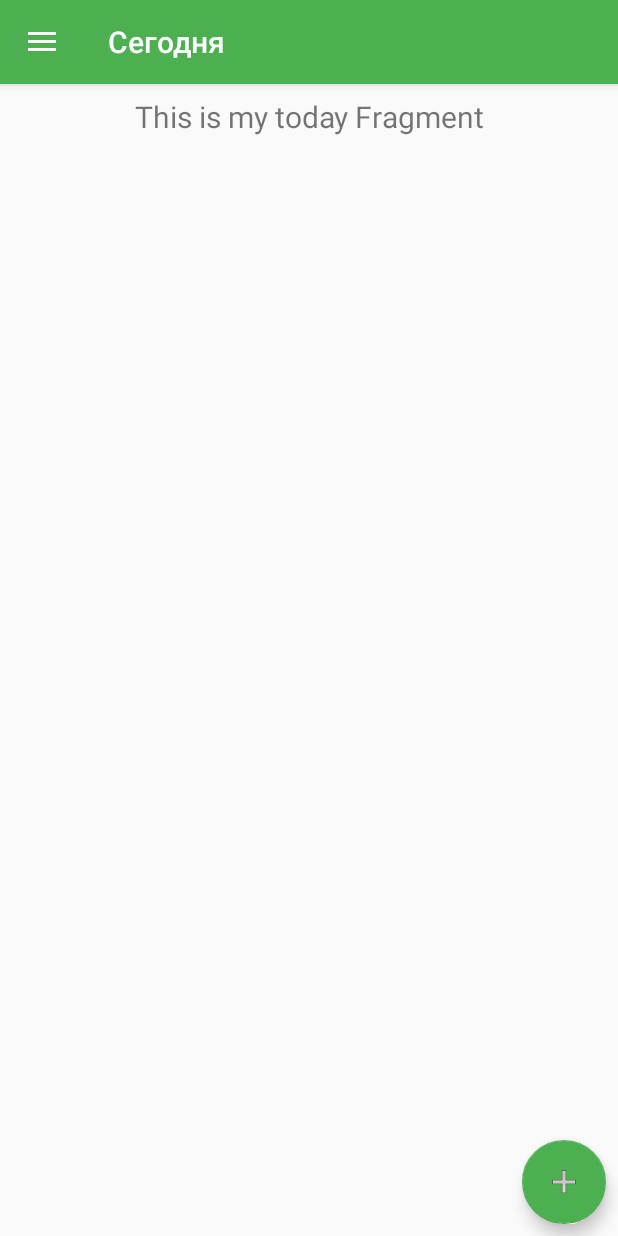
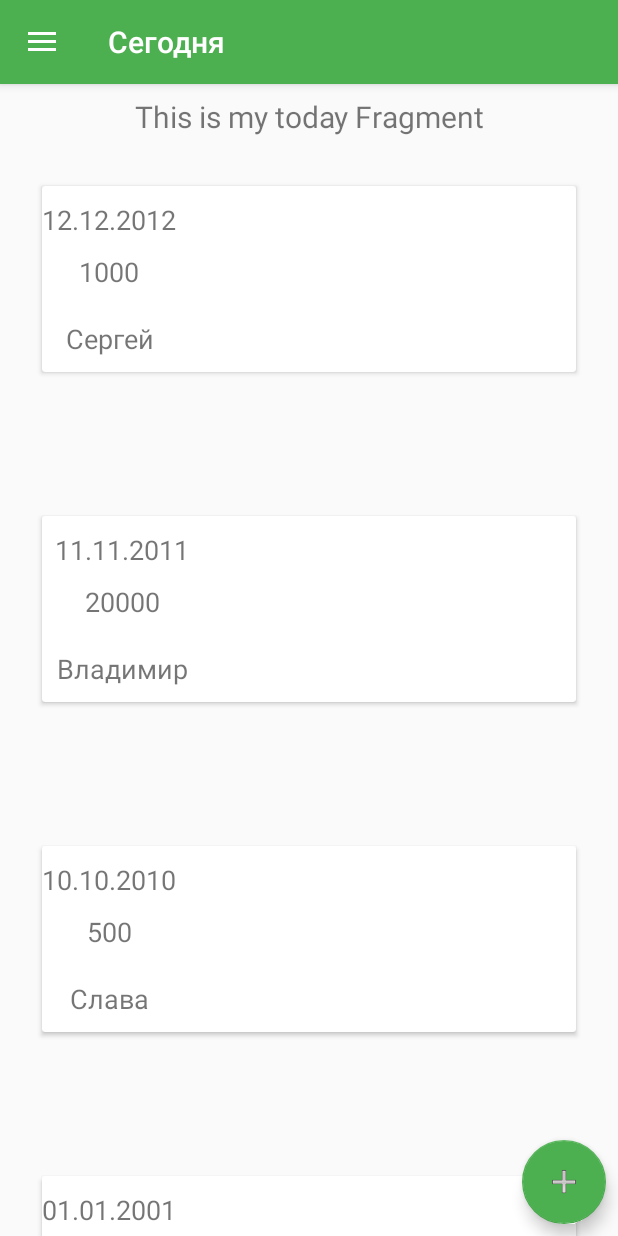
Before and after one commit to somnoynadno/WhereIsMyMoney, an Android app: the screen it shows after launch (MainActivity), on a phone screen of 412 x 824 dp. Run offline under Robolectric (Android 15) with nearby library versions, the phone set to English and light mode, and no system bars; our stand-ins replace Room's generated code, navigation-ui.

Commit message:
Recycler added, fragments fixed

```diff
--- a/app/src/main/java/com/example/whereismymoney/MainActivity.kt
+++ b/app/src/main/java/com/example/whereismymoney/MainActivity.kt
@@ -17,9 +17,9 @@ import com.example.whereismymoney.models.AppDatabase
 import kotlinx.android.synthetic.main.app_bar_main.*
 import android.app.Activity
 import android.widget.Toast
-import com.example.whereismymoney.helpers.APIInterface
-import com.example.whereismymoney.helpers.APIResponse
-import com.example.whereismymoney.helpers.NetworkClient
+import androidx.recyclerview.widget.LinearLayoutManager
+import androidx.recyclerview.widget.RecyclerView
+import com.example.whereismymoney.helpers.*
 import retrofit2.Call
 import retrofit2.Callback
 import retrofit2.Response
@@ -28,6 +28,7 @@ import retrofit2.Response
 class MainActivity : AppCompatActivity() {
 
     private lateinit var appBarConfiguration: AppBarConfiguration
+    private lateinit var linearLayoutManager: LinearLayoutManager
 
     override fun onCreate(savedInstanceState: Bundle?) {
         super.onCreate(savedInstanceState)
@@ -62,6 +63,24 @@ class MainActivity : AppCompatActivity() {
 
         getRates()
 
+//        val items = listOf(
+//            RecyclerItem("Сергей", "12.12.2012", "1000"),
+//            RecyclerItem("Владимир", "11.11.2011", "20000"),
+//            RecyclerItem("Слава", "10.10.2010", "500"),
+//            RecyclerItem("Игорь", "01.01.2001", "4000")
+//        )
+//
+//        val myAdapter = RecyclerViewAdapter(items, object : RecyclerViewAdapter.Callback {
+//            override fun onItemClicked(item: RecyclerItem) {
+//                //TODO handle click
+//            }
+//        })
+//
+//        val debtsRecyclerView = findViewById<RecyclerView>(R.id.debtsRecyclerView)
+//        debtsRecyclerView.adapter = myAdapter
+//
+//        linearLayoutManager = LinearLayoutManager(this)
+//        debtsRecyclerView.setLayoutManager(linearLayoutManager)
     }
 
     private fun getRates() {
--- /dev/null
+++ b/app/src/main/java/com/example/whereismymoney/helpers/RecyclerItem.kt
@@ -0,0 +1,7 @@
+package com.example.whereismymoney.helpers
+
+data class RecyclerItem(
+    val debtor: String,
+    val date: String,
+    val amount: String
+)
--- /dev/null
+++ b/app/src/main/java/com/example/whereismymoney/helpers/RecyclerViewAdapter.kt
@@ -0,0 +1,42 @@
+package com.example.whereismymoney.helpers
+
+import android.view.LayoutInflater
+import android.view.View
+import android.view.ViewGroup
+import android.widget.TextView
+import androidx.recyclerview.widget.RecyclerView
+import com.example.whereismymoney.R
+
+class RecyclerViewAdapter(var items: List<RecyclerItem>, val callback: Callback) : RecyclerView.Adapter<RecyclerViewAdapter.MainHolder>() {
+
+    override fun onCreateViewHolder(parent: ViewGroup, viewType: Int)
+            = MainHolder(LayoutInflater.from(parent.context).inflate(R.layout.recycler_item, parent, false))
+
+    override fun getItemCount() = items.size
+
+    override fun onBindViewHolder(holder: MainHolder, position: Int) {
+        holder.bind(items[position])
+    }
+
+    inner class MainHolder(itemView: View) : RecyclerView.ViewHolder(itemView) {
+
+        private val debtorInfoText = itemView.findViewById<TextView>(R.id.debtorInfoText)
+        private val dateInfoText = itemView.findViewById<TextView>(R.id.dateInfoText)
+        private val amountInfoText = itemView.findViewById<TextView>(R.id.amountInfoText)
+
+        fun bind(item: RecyclerItem) {
+            amountInfoText.text = item.amount
+            dateInfoText.text = item.date
+            debtorInfoText.text = item.debtor
+            itemView.setOnClickListener {
+                if (adapterPosition != RecyclerView.NO_POSITION)
+                    callback.onItemClicked(items[adapterPosition])
+            }
+        }
+    }
+
+    interface Callback {
+        fun onItemClicked(item: RecyclerItem)
+    }
+
+}
--- a/app/src/main/java/com/example/whereismymoney/ui/my_debts/MyDebtsFragment.kt
+++ b/app/src/main/java/com/example/whereismymoney/ui/my_debts/MyDebtsFragment.kt
@@ -21,8 +21,8 @@ class MyDebtsFragment : Fragment() {
     ): View? {
         myDebtsViewModel =
             ViewModelProviders.of(this).get(MyDebtsViewModel::class.java)
-        val root = inflater.inflate(R.layout.fragment_my_debtors, container, false)
-        val textView: TextView = root.findViewById(R.id.text_my_debtors)
+        val root = inflater.inflate(R.layout.fragment_my_debts, container, false)
+        val textView: TextView = root.findViewById(R.id.text_my_debts)
         myDebtsViewModel.text.observe(this, Observer {
             textView.text = it
         })
--- a/app/src/main/java/com/example/whereismymoney/ui/today/TodayFragment.kt
+++ b/app/src/main/java/com/example/whereismymoney/ui/today/TodayFragment.kt
@@ -8,21 +8,44 @@ import android.widget.TextView
 import androidx.fragment.app.Fragment
 import androidx.lifecycle.Observer
 import androidx.lifecycle.ViewModelProviders
+import androidx.recyclerview.widget.LinearLayoutManager
+import androidx.recyclerview.widget.RecyclerView
 import com.example.whereismymoney.R
+import com.example.whereismymoney.helpers.RecyclerItem
+import com.example.whereismymoney.helpers.RecyclerViewAdapter
 
 class TodayFragment : Fragment() {
 
     private lateinit var todayViewModel: TodayViewModel
+    private lateinit var linearLayoutManager: LinearLayoutManager
 
     override fun onCreateView(
         inflater: LayoutInflater,
         container: ViewGroup?,
         savedInstanceState: Bundle?
     ): View? {
-        todayViewModel =
-            ViewModelProviders.of(this).get(TodayViewModel::class.java)
-        val root = inflater.inflate(R.layout.fragment_my_debtors, container, false)
-        val textView: TextView = root.findViewById(R.id.text_my_debtors)
+        todayViewModel = ViewModelProviders.of(this).get(TodayViewModel::class.java)
+        val root = inflater.inflate(R.layout.fragment_today, container, false)
+        val textView: TextView = root.findViewById(R.id.text_today)
+        val recycler: RecyclerView = root.findViewById(R.id.debtsRecyclerView)
+
+        val items = listOf(
+            RecyclerItem("Сергей", "12.12.2012", "1000"),
+            RecyclerItem("Владимир", "11.11.2011", "20000"),
+            RecyclerItem("Слава", "10.10.2010", "500"),
+            RecyclerItem("Игорь", "01.01.2001", "4000")
+        )
+
+        val myAdapter = RecyclerViewAdapter(items, object : RecyclerViewAdapter.Callback {
+            override fun onItemClicked(item: RecyclerItem) {
+                //TODO handle click
+            }
+        })
+
+        recycler.adapter = myAdapter
+
+        linearLayoutManager = LinearLayoutManager(root.context)
+        recycler.setLayoutManager(linearLayoutManager)
         todayViewModel.text.observe(this, Observer {
             textView.text = it
         })
--- a/app/src/main/res/layout/app_bar_main.xml
+++ b/app/src/main/res/layout/app_bar_main.xml
@@ -4,6 +4,7 @@
     xmlns:tools="http://schemas.android.com/tools"
     android:layout_width="match_parent"
     android:layout_height="match_parent"
+    app:layout_scrollFlags="scroll|enterAlways"
     tools:context=".MainActivity">
 
     <com.google.android.material.appbar.AppBarLayout
--- a/app/src/main/res/layout/fragment_my_debtors.xml
+++ b/app/src/main/res/layout/fragment_my_debtors.xml
@@ -1,5 +1,6 @@
 <?xml version="1.0" encoding="utf-8"?>
-<androidx.constraintlayout.widget.ConstraintLayout xmlns:android="http://schemas.android.com/apk/res/android"
+<androidx.constraintlayout.widget.ConstraintLayout
+    xmlns:android="http://schemas.android.com/apk/res/android"
     xmlns:app="http://schemas.android.com/apk/res-auto"
     android:layout_width="match_parent"
     android:layout_height="match_parent">
@@ -16,4 +17,5 @@
         app:layout_constraintEnd_toEndOf="parent"
         app:layout_constraintStart_toStartOf="parent"
         app:layout_constraintTop_toTopOf="parent" />
+
 </androidx.constraintlayout.widget.ConstraintLayout>
--- a/app/src/main/res/layout/fragment_my_debts.xml
+++ b/app/src/main/res/layout/fragment_my_debts.xml
@@ -1,5 +1,6 @@
 <?xml version="1.0" encoding="utf-8"?>
-<androidx.constraintlayout.widget.ConstraintLayout xmlns:android="http://schemas.android.com/apk/res/android"
+<androidx.constraintlayout.widget.ConstraintLayout
+    xmlns:android="http://schemas.android.com/apk/res/android"
     xmlns:app="http://schemas.android.com/apk/res-auto"
     android:layout_width="match_parent"
     android:layout_height="match_parent">
@@ -16,4 +17,5 @@
         app:layout_constraintEnd_toEndOf="parent"
         app:layout_constraintStart_toStartOf="parent"
         app:layout_constraintTop_toTopOf="parent" />
+
 </androidx.constraintlayout.widget.ConstraintLayout>
--- a/app/src/main/res/layout/fragment_today.xml
+++ b/app/src/main/res/layout/fragment_today.xml
@@ -1,5 +1,6 @@
 <?xml version="1.0" encoding="utf-8"?>
-<androidx.constraintlayout.widget.ConstraintLayout xmlns:android="http://schemas.android.com/apk/res/android"
+<androidx.constraintlayout.widget.ConstraintLayout
+    xmlns:android="http://schemas.android.com/apk/res/android"
     xmlns:app="http://schemas.android.com/apk/res-auto"
     android:layout_width="match_parent"
     android:layout_height="match_parent">
@@ -16,4 +17,12 @@
         app:layout_constraintEnd_toEndOf="parent"
         app:layout_constraintStart_toStartOf="parent"
         app:layout_constraintTop_toTopOf="parent" />
+
+    <androidx.recyclerview.widget.RecyclerView
+        android:id="@+id/debtsRecyclerView"
+        android:layout_width="match_parent"
+        android:layout_height="match_parent"
+        android:layout_centerHorizontal="true"
+        app:layout_behavior="@string/appbar_scrolling_view_behavior" />
+
 </androidx.constraintlayout.widget.ConstraintLayout>
--- a/app/src/main/res/layout/new_debt_layout.xml
+++ b/app/src/main/res/layout/new_debt_layout.xml
@@ -2,7 +2,6 @@
 <androidx.constraintlayout.widget.ConstraintLayout
     xmlns:android="http://schemas.android.com/apk/res/android"
     xmlns:app="http://schemas.android.com/apk/res-auto"
-    xmlns:tools="http://schemas.android.com/tools"
     android:layout_width="match_parent"
     android:layout_height="match_parent">
 
--- /dev/null
+++ b/app/src/main/res/layout/recycler_item.xml
@@ -0,0 +1,50 @@
+<LinearLayout
+    xmlns:android="http://schemas.android.com/apk/res/android"
+    android:padding="8dp"
+    android:layout_marginTop="40dp"
+    android:layout_width="match_parent"
+    android:layout_height="wrap_content" >
+
+    <!-- A CardView that contains a TextView -->
+    <androidx.cardview.widget.CardView
+        android:id="@+id/card_view"
+        android:layout_gravity="center"
+        android:layout_height="wrap_content"
+        android:layout_width="match_parent"
+        android:layout_margin="20dp" >
+
+        <LinearLayout
+            android:layout_width="wrap_content"
+            android:layout_height="wrap_content"
+            android:orientation="vertical"
+            android:gravity="center_vertical"
+            android:layout_weight="1" >
+
+            <TextView
+                android:id="@+id/dateInfoText"
+                android:layout_width="match_parent"
+                android:layout_height="wrap_content"
+                android:gravity="center"
+                android:layout_marginTop="10dp"
+                android:textSize="18sp" />
+
+            <TextView
+                android:id="@+id/amountInfoText"
+                android:layout_width="match_parent"
+                android:layout_height="wrap_content"
+                android:gravity="center"
+                android:layout_margin="10dp"
+                android:textSize="18sp" />
+
+            <TextView
+                android:id="@+id/debtorInfoText"
+                android:layout_width="match_parent"
+                android:layout_height="wrap_content"
+                android:gravity="center"
+                android:layout_margin="10dp"
+                android:textSize="18sp" />
+
+        </LinearLayout>
+    </androidx.cardview.widget.CardView>
+
+</LinearLayout>
--- a/app/src/main/res/values/styles.xml
+++ b/app/src/main/res/values/styles.xml
@@ -25,4 +25,14 @@
 
     <style name="AppTheme.PopupOverlay" parent="ThemeOverlay.AppCompat.Light" />
 
+    <style name="MyCardViewStyle" parent="Theme.AppCompat.Light">
+        <item name="cardCornerRadius">2dp</item>
+        <item name="cardElevation">2dp</item>
+        <item name="contentPaddingBottom">24dp</item>
+        <item name="contentPaddingTop">24dp</item>
+        <item name="contentPaddingLeft">16dp</item>
+        <item name="contentPaddingRight">16dp</item>
+    </style>
+
+
 </resources>
```
Also changed, not shown: app/build.gradle (+5 -3 lines).
